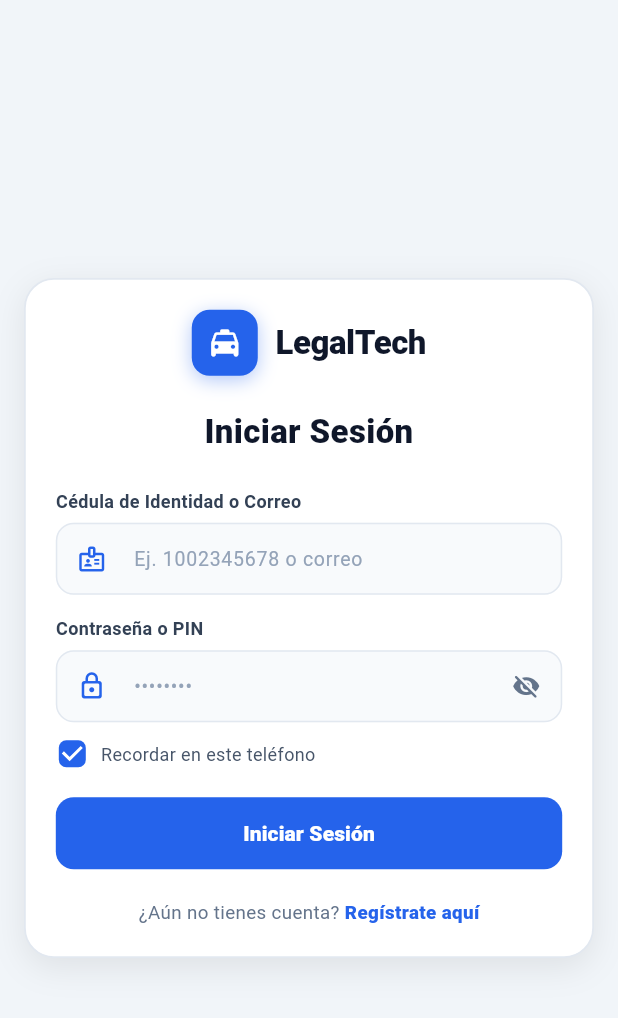
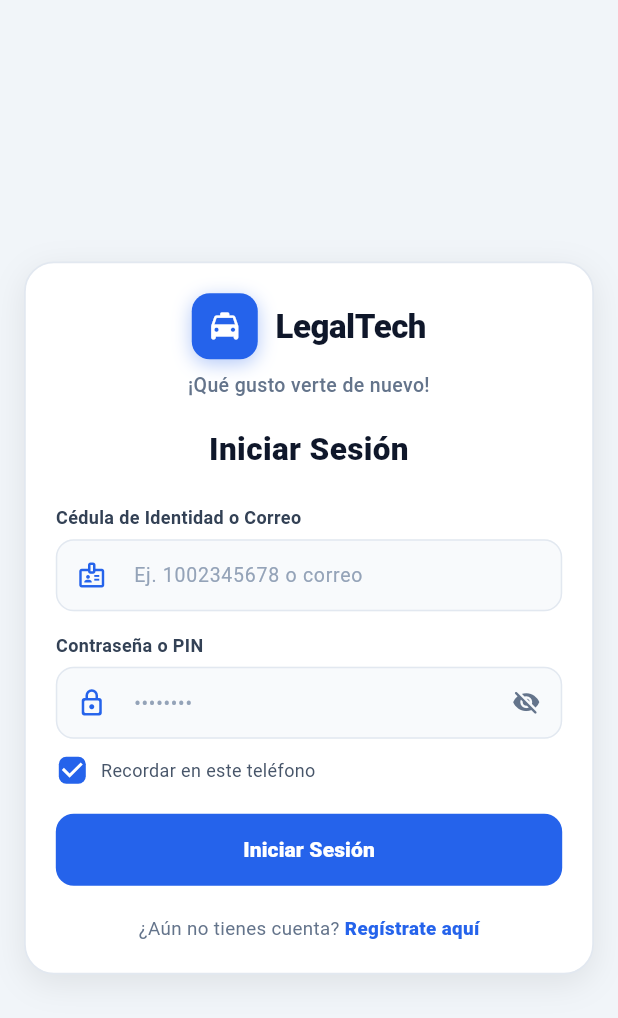
Before and after one commit to wilmerguerrerodev-prog/asistencia-legal-web, a Flutter app: the LoginScreen screen opened by its route, on a phone screen of 412 x 824 dp. Shown: the top 1018 px of the screen. Run offline on Flutter 3.47's test engine with Material 3 defaults, Android fonts, the phone set to English and light mode, and no system bars; our stand-ins replace cached_network_image, calendar_view, country_code_picker, data_table_2, dotted_border, file_picker and 10 more; missing offline and left inert: appflowy_board, d_chart; accounts and stored records are empty; Roboto replaces fonts that are missing (Montserrat, Plus Jakarta Sans).

Commit message:
feat(auth): agregar mensaje de bienvenida sutil y cercano debajo del logo en login y registro

```diff
--- a/lib/feature/auth/view/login_screen.dart
+++ b/lib/feature/auth/view/login_screen.dart
@@ -183,14 +183,27 @@ class _LoginScreenState extends State<LoginScreen> {
                     ],
                   ),
 
-                  const SizedBox(height: 22),
+                  const SizedBox(height: 8),
+
+                  Text(
+                    "¡Qué gusto verte de nuevo!",
+                    textAlign: TextAlign.center,
+                    style: TextStyle(
+                      fontFamily: 'Plus Jakarta Sans',
+                      fontSize: 13,
+                      fontWeight: FontWeight.w500,
+                      color: isDark ? Colors.white60 : const Color(0xFF64748B),
+                    ),
+                  ),
+
+                  const SizedBox(height: 18),
 
                   Text(
                     "Iniciar Sesión",
                     textAlign: TextAlign.center,
                     style: TextStyle(
                       fontFamily: 'Montserrat',
-                      fontSize: 22,
+                      fontSize: 21,
                       fontWeight: FontWeight.w900,
                       color: isDark ? Colors.white : const Color(0xFF0F172A),
                     ),
```
Also changed, not shown: lib/feature/auth/view/registration_screen.dart (+14 -1 lines), 1 other file.
